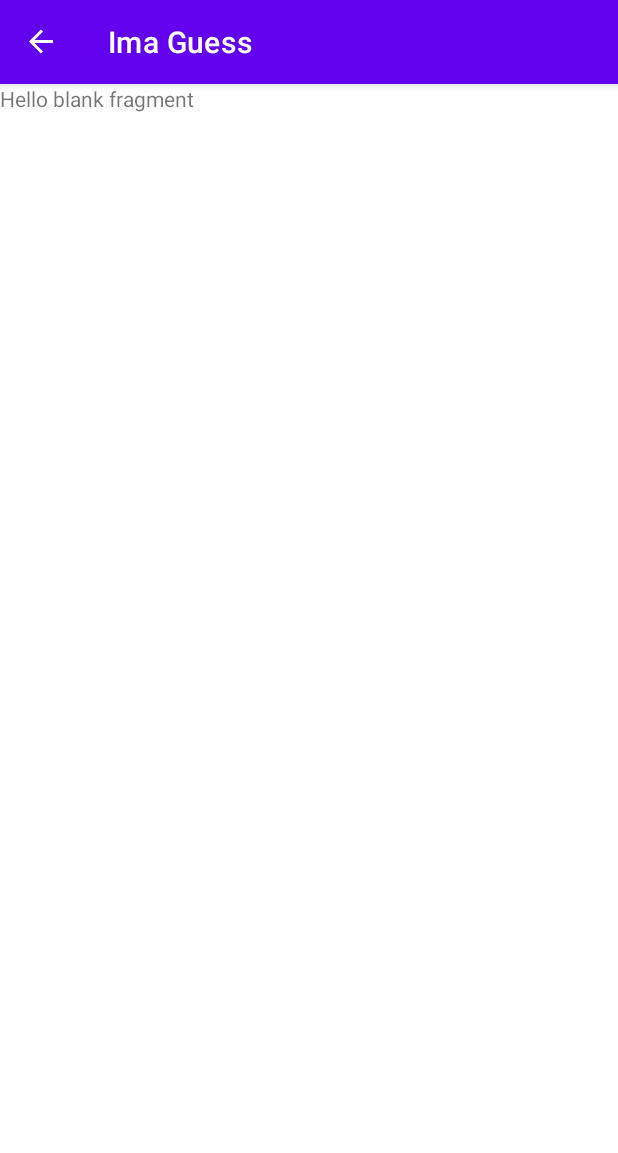
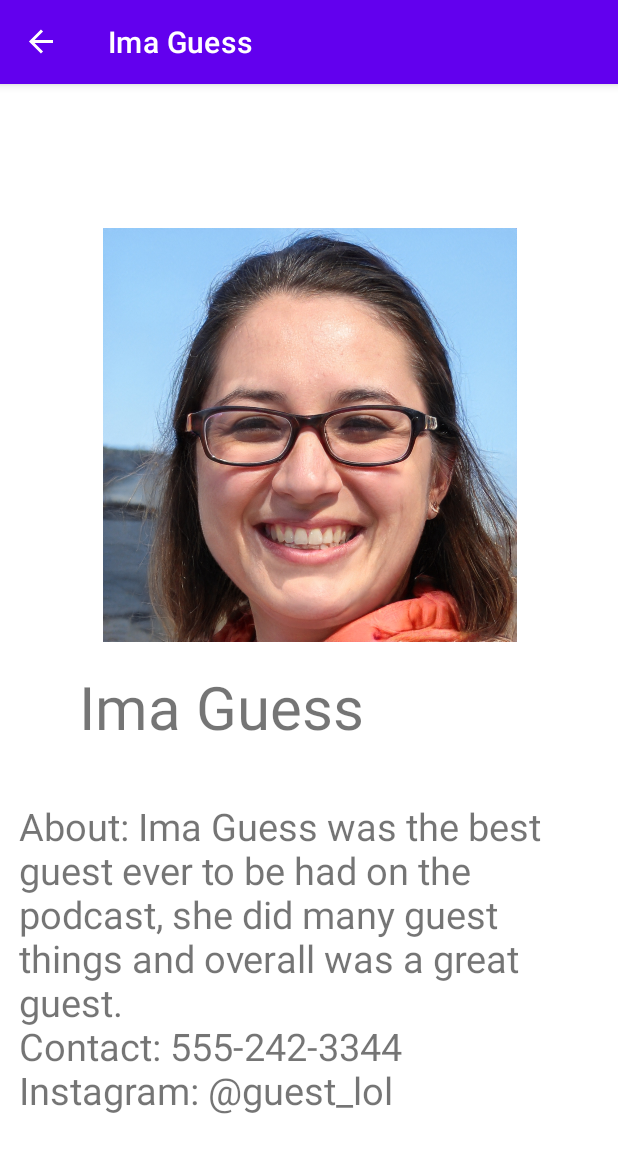
Before and after one commit to CSUF-CPSC411-2021F/group-project-Couple-Of-Buds-Mobile-App, an Android app: the immaGuessFragment screen opened through its navigation route, on a phone screen of 412 x 824 dp. Shown: the top 1153 px of the screen. Run offline under Robolectric (Android 15) with nearby library versions, the phone set to English and light mode, and no system bars; our stand-ins replace Room's generated code, data binding, navigation-ui; 1 statement that could not run was skipped.

Commit message:
Almost Done

```diff
--- a/app/src/main/res/layout/fragment_imma_guess.xml
+++ b/app/src/main/res/layout/fragment_imma_guess.xml
@@ -1,14 +1,48 @@
 <?xml version="1.0" encoding="utf-8"?>
-<FrameLayout xmlns:android="http://schemas.android.com/apk/res/android"
+<androidx.constraintlayout.widget.ConstraintLayout xmlns:android="http://schemas.android.com/apk/res/android"
+    xmlns:app="http://schemas.android.com/apk/res-auto"
     xmlns:tools="http://schemas.android.com/tools"
+    android:id="@+id/frameLayout3"
     android:layout_width="match_parent"
     android:layout_height="match_parent"
     tools:context=".immaGuessFragment">
 
     <!-- TODO: Update blank fragment layout -->
+
     <TextView
-        android:layout_width="match_parent"
-        android:layout_height="match_parent"
-        android:text="@string/hello_blank_fragment" />
+        android:id="@+id/textView5"
+        android:layout_width="309dp"
+        android:layout_height="65dp"
+        android:layout_marginTop="16dp"
+        android:text="Ima Guess"
+        android:textSize="40dp"
+        app:layout_constraintEnd_toEndOf="parent"
+        app:layout_constraintHorizontal_bias="0.515"
+        app:layout_constraintStart_toStartOf="parent"
+        app:layout_constraintTop_toBottomOf="@+id/imageView2" />
 
-</FrameLayout>
+    <ImageView
+        android:id="@+id/imageView2"
+        android:layout_width="327dp"
+        android:layout_height="276dp"
+        android:layout_marginTop="96dp"
+        android:src="@drawable/image"
+        app:layout_constraintEnd_toEndOf="parent"
+        app:layout_constraintStart_toStartOf="parent"
+        app:layout_constraintTop_toTopOf="parent" />
+
+    <TextView
+        android:id="@+id/textView4"
+        android:layout_width="386dp"
+        android:layout_height="234dp"
+        android:layout_marginTop="24dp"
+        android:text="About: Ima Guess was the best guest ever to be had on the podcast, she did many guest things and overall was a great guest. \nContact: 555-242-3344\nInstagram: @guest_lol"
+        android:textSize="25dp"
+        app:layout_constraintBottom_toBottomOf="parent"
+        app:layout_constraintEnd_toEndOf="parent"
+        app:layout_constraintHorizontal_bias="0.48"
+        app:layout_constraintStart_toStartOf="parent"
+        app:layout_constraintTop_toBottomOf="@+id/textView5"
+        app:layout_constraintVertical_bias="0.0" />
+
+</androidx.constraintlayout.widget.ConstraintLayout>
```
Also changed, not shown: app/src/main/res/layout/fragment_will.xml (+40 -5 lines).
